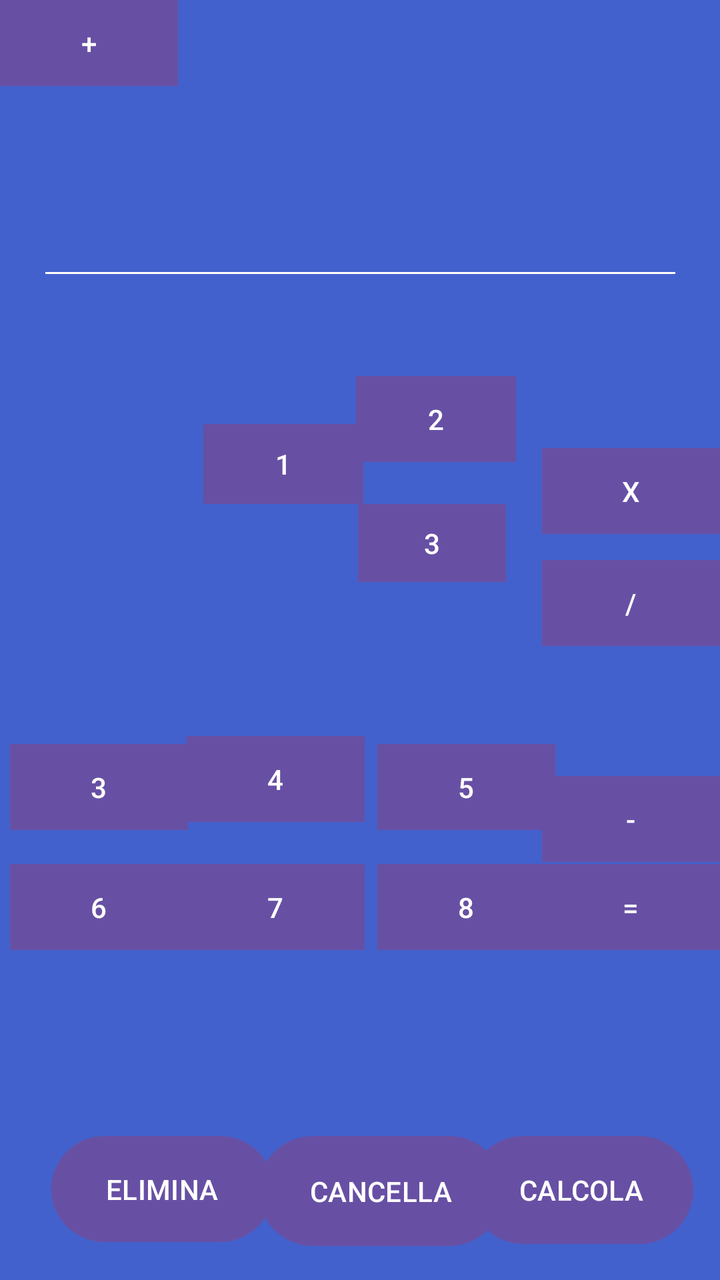
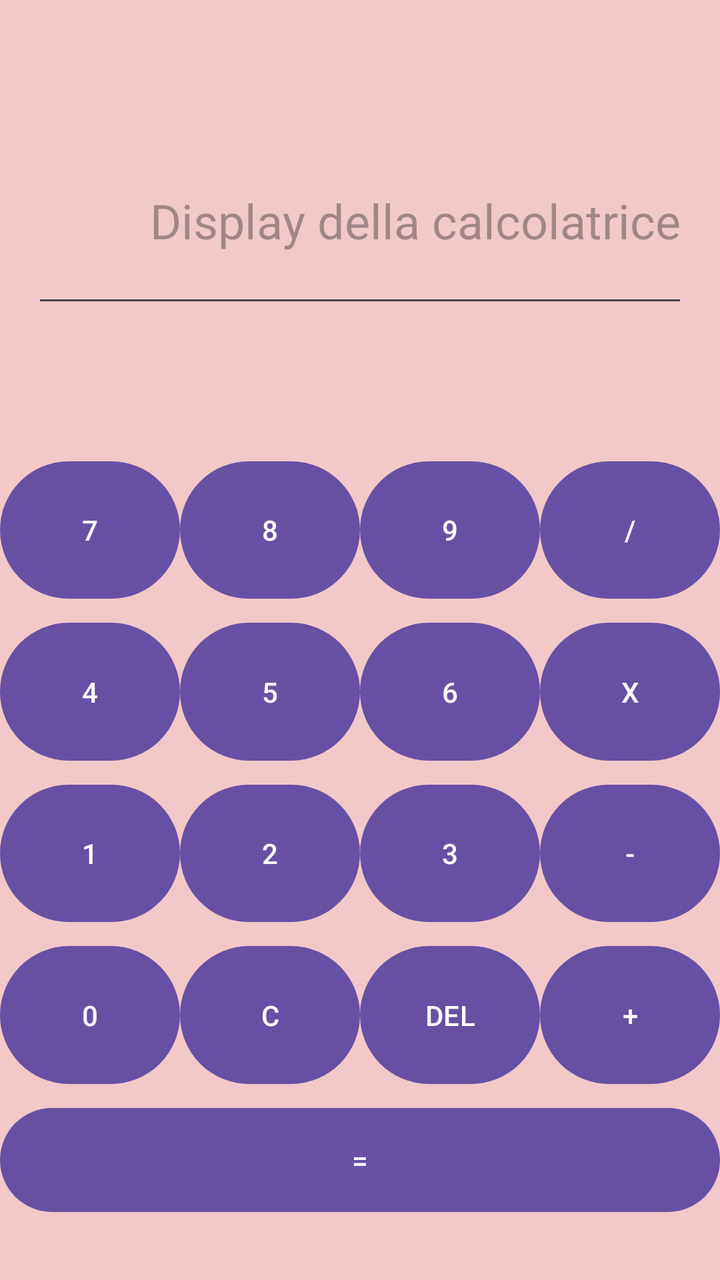

Before-and-after screenshots of an Android layout around one commit, followed by the original layout XML and the change that was made.
<!-- AndroidManifest.xml: application theme Theme.Calcolatrice -->
<!-- res/layout/activity_main.xml -->
<?xml version="1.0" encoding="utf-8"?>
<androidx.constraintlayout.widget.ConstraintLayout xmlns:android="http://schemas.android.com/apk/res/android"
    xmlns:app="http://schemas.android.com/apk/res-auto"
    xmlns:tools="http://schemas.android.com/tools"
    android:id="@+id/main"
    android:layout_width="match_parent"
    android:layout_height="match_parent"
    android:background="#4361CC"
    tools:context=".MainActivity">

    <Button
        android:id="@+id/button24"
        android:layout_width="89dp"
        android:layout_height="43dp"
        android:layout_marginTop="432dp"
        android:background="#B66B6B"
        android:text="="
        app:layout_constraintEnd_toEndOf="parent"
        app:layout_constraintHorizontal_bias="1.0"
        app:layout_constraintStart_toStartOf="parent"
        app:layout_constraintTop_toTopOf="parent" />

    <Button
        android:id="@+id/button20"
        android:layout_width="89dp"
        android:layout_height="43dp"
        android:layout_marginTop="388dp"
        android:background="#B66B6B"
        android:text="-"
        app:layout_constraintEnd_toEndOf="parent"
        app:layout_constraintHorizontal_bias="1.0"
        app:layout_constraintStart_toStartOf="parent"
        app:layout_constraintTop_toTopOf="parent" />

    <Button
        android:id="@+id/button19"
        android:layout_width="80dp"
        android:layout_height="40dp"
        android:background="#B66B6B"
        android:text="0"
        tools:layout_editor_absoluteX="15dp"
        tools:layout_editor_absoluteY="202dp" />

    <Button
        android:id="@+id/button9"
        android:layout_width="71dp"
        android:layout_height="36dp"
        android:layout_marginStart="16dp"
        android:background="#B66B6B"
        android:text="9"
        app:layout_constraintStart_toStartOf="parent"
        tools:layout_editor_absoluteY="500dp" />

    <Button
        android:id="@+id/button6"
        android:layout_width="80dp"
        android:layout_height="40dp"
        android:layout_marginTop="212dp"
        android:background="#B66B6B"
        android:text="1"
        app:layout_constraintEnd_toEndOf="parent"
        app:layout_constraintHorizontal_bias="0.363"
        app:layout_constraintStart_toStartOf="parent"
        app:layout_constraintTop_toTopOf="parent" />

    <Button
        android:id="@+id/button21"
        android:layout_width="89dp"
        android:layout_height="43dp"
        android:layout_marginTop="432dp"
        android:background="#B66B6B"
        android:text="7"
        app:layout_constraintEnd_toEndOf="parent"
        app:layout_constraintHorizontal_bias="0.344"
        app:layout_constraintStart_toStartOf="parent"
        app:layout_constraintTop_toTopOf="parent" />

    <Button
        android:id="@+id/button16"
        android:layout_width="80dp"
        android:layout_height="43dp"
        android:layout_marginTop="188dp"
        android:background="#B66B6B"
        android:text="2"
        app:layout_constraintEnd_toEndOf="parent"
        app:layout_constraintHorizontal_bias="0.636"
        app:layout_constraintStart_toStartOf="parent"
        app:layout_constraintTop_toTopOf="parent" />

    <Button
        android:id="@+id/button7"
        android:layout_width="89dp"
        android:layout_height="43dp"
        android:layout_marginTop="372dp"
        android:background="#B66B6B"
        android:text="3"
        app:layout_constraintEnd_toEndOf="parent"
        app:layout_constraintHorizontal_bias="0.018"
        app:layout_constraintStart_toStartOf="parent"
        app:layout_constraintTop_toTopOf="parent" />

    <Button
        android:id="@+id/button23"
        android:layout_width="89dp"
        android:layout_height="43dp"
        android:layout_marginTop="372dp"
        android:background="#B66B6B"
        android:text="5"
        app:layout_constraintEnd_toEndOf="parent"
        app:layout_constraintHorizontal_bias="0.696"
        app:layout_constraintStart_toStartOf="parent"
        app:layout_constraintTop_toTopOf="parent" />

    <Button
        android:id="@+id/button14"
        android:layout_width="89dp"
        android:layout_height="43dp"
        android:layout_marginTop="368dp"
        android:background="#B66B6B"
        android:text="4"
        app:layout_constraintEnd_toEndOf="parent"
        app:layout_constraintHorizontal_bias="0.344"
        app:layout_constraintStart_toStartOf="parent"
        app:layout_constraintTop_toTopOf="parent" />

    <Button
        android:id="@+id/button22"
        android:layout_width="74dp"
        android:layout_height="39dp"
        android:layout_marginTop="252dp"
        android:background="#B66B6B"
        android:text="3"
        app:layout_constraintEnd_toEndOf="parent"
        app:layout_constraintHorizontal_bias="0.626"
        app:layout_constraintStart_toStartOf="parent"
        app:layout_constraintTop_toTopOf="parent" />

    <Button
        android:id="@+id/button15"
        android:layout_width="89dp"
        android:layout_height="43dp"
        android:layout_marginTop="432dp"
        android:background="#B66B6B"
        android:text="8"
        app:layout_constraintEnd_toEndOf="parent"
        app:layout_constraintHorizontal_bias="0.696"
        app:layout_constraintStart_toStartOf="parent"
        app:layout_constraintTop_toTopOf="parent" />

    <Button
        android:id="@+id/button8"
        android:layout_width="89dp"
        android:layout_height="43dp"
        android:layout_marginTop="432dp"
        android:background="#B66B6B"
        android:text="6"
        app:layout_constraintEnd_toEndOf="parent"
        app:layout_constraintHorizontal_bias="0.018"
        app:layout_constraintStart_toStartOf="parent"
        app:layout_constraintTop_toTopOf="parent" />

    <Button
        android:id="@+id/button13"
        android:layout_width="89dp"
        android:layout_height="43dp"
        android:background="#B66B6B"
        android:text="+"
        tools:layout_editor_absoluteX="316dp"
        tools:layout_editor_absoluteY="324dp" />

    <Button
        android:id="@+id/button27"
        android:layout_width="89dp"
        android:layout_height="43dp"
        android:layout_marginTop="224dp"
        android:background="#B66B6B"
        android:text="X"
        app:layout_constraintEnd_toEndOf="parent"
        app:layout_constraintHorizontal_bias="1.0"
        app:layout_constraintStart_toStartOf="parent"
        app:layout_constraintTop_toTopOf="parent" />

    <Button
        android:id="@+id/button26"
        android:layout_width="89dp"
        android:layout_height="43dp"
        android:layout_marginTop="280dp"
        android:background="#B66B6B"
        android:text="/"
        app:layout_constraintEnd_toEndOf="parent"
        app:layout_constraintHorizontal_bias="1.0"
        app:layout_constraintStart_toStartOf="parent"
        app:layout_constraintTop_toTopOf="parent" />

    <Button
        android:id="@+id/button17"
        android:layout_width="112dp"
        android:layout_height="62dp"
        android:layout_marginTop="564dp"
        android:text="CALCOLA"
        app:layout_constraintEnd_toEndOf="parent"
        app:layout_constraintHorizontal_bias="0.946"
        app:layout_constraintStart_toStartOf="parent"
        app:layout_constraintTop_toTopOf="parent" />

    <Button
        android:id="@+id/button2"
        android:layout_width="111dp"
        android:layout_height="61dp"
        android:layout_marginTop="564dp"
        android:text="ELIMINA"
        app:layout_constraintEnd_toEndOf="parent"
        app:layout_constraintHorizontal_bias="0.103"
        app:layout_constraintStart_toStartOf="parent"
        app:layout_constraintTop_toTopOf="parent" />

    <Button
        android:id="@+id/button18"
        android:layout_width="123dp"
        android:layout_height="63dp"
        android:layout_marginTop="564dp"
        android:text="CANCELLA"
        app:layout_constraintEnd_toEndOf="parent"
        app:layout_constraintHorizontal_bias="0.545"
        app:layout_constraintStart_toStartOf="parent"
        app:layout_constraintTop_toTopOf="parent" />

    <androidx.constraintlayout.widget.Guideline
        android:id="@+id/guideline"
        android:layout_width="wrap_content"
        android:layout_height="wrap_content"
        android:orientation="vertical"
        app:layout_constraintGuide_begin="16dp" />

    <EditText
        android:id="@+id/editTextNumber"
        android:layout_width="323dp"
        android:layout_height="93dp"
        android:layout_marginTop="52dp"
        android:backgroundTint="#FFF9F9"
        android:ems="10"
        android:inputType="number"
        app:layout_constraintEnd_toEndOf="parent"
        app:layout_constraintStart_toStartOf="parent"
        app:layout_constraintTop_toTopOf="parent" />

</androidx.constraintlayout.widget.ConstraintLayout>
<!-- resources referenced by this layout -->
<resources>
  <style name="Theme.Calcolatrice" parent="Base.Theme.Calcolatrice" />
  <style name="Base.Theme.Calcolatrice" parent="Theme.Material3.DayNight.NoActionBar">
          
          
      </style>
</resources>

<!-- the commit's change to res/layout/activity_main.xml (unified diff, before → after) -->
@@ -1,247 +1,211 @@
 <?xml version="1.0" encoding="utf-8"?>
 <androidx.constraintlayout.widget.ConstraintLayout xmlns:android="http://schemas.android.com/apk/res/android"
     xmlns:app="http://schemas.android.com/apk/res-auto"
-    xmlns:tools="http://schemas.android.com/tools"
     android:id="@+id/main"
     android:layout_width="match_parent"
     android:layout_height="match_parent"
-    android:background="#4361CC"
-    tools:context=".MainActivity">
-
-    <Button
-        android:id="@+id/button24"
-        android:layout_width="89dp"
-        android:layout_height="43dp"
-        android:layout_marginTop="432dp"
-        android:background="#B66B6B"
+    android:background="#F2C8C8">
+
+    <EditText
+        android:id="@+id/etDisplay"
+        android:layout_width="0dp"
+        android:layout_height="100dp"
+        android:layout_margin="16dp"
+        android:gravity="end|center_vertical"
+        android:hint="Display della calcolatrice"
+        android:inputType="numberDecimal"
+        android:textSize="24sp"
+        app:layout_constraintBottom_toBottomOf="parent"
+        app:layout_constraintEnd_toEndOf="parent"
+        app:layout_constraintHorizontal_bias="1.0"
+        app:layout_constraintStart_toStartOf="parent"
+        app:layout_constraintTop_toTopOf="parent"
+        app:layout_constraintVertical_bias="0.084" />
+
+    <Button
+        android:id="@+id/btnEquals"
+        android:layout_width="0dp"
+        android:layout_height="60dp"
+        android:layout_marginTop="4dp"
         android:text="="
         app:layout_constraintEnd_toEndOf="parent"
-        app:layout_constraintHorizontal_bias="1.0"
-        app:layout_constraintStart_toStartOf="parent"
-        app:layout_constraintTop_toTopOf="parent" />
-
-    <Button
-        android:id="@+id/button20"
-        android:layout_width="89dp"
-        android:layout_height="43dp"
-        android:layout_marginTop="388dp"
-        android:background="#B66B6B"
+        app:layout_constraintHorizontal_bias="0.0"
+        app:layout_constraintStart_toStartOf="parent"
+        app:layout_constraintTop_toBottomOf="@id/btn0" />
+
+    <Button
+        android:id="@+id/btnMultiply"
+        android:layout_width="0dp"
+        android:layout_height="0dp"
+        android:layout_marginTop="4dp"
+        android:text="X"
+        app:layout_constraintEnd_toEndOf="parent"
+        app:layout_constraintHeight_percent="0.12"
+        app:layout_constraintStart_toEndOf="@id/btn6"
+        app:layout_constraintTop_toBottomOf="@id/btnDivide" />
+
+    <Button
+        android:id="@+id/btn7"
+        android:layout_width="0dp"
+        android:layout_height="0dp"
+        android:layout_marginTop="68dp"
+        android:text="7"
+        app:layout_constraintEnd_toStartOf="@id/btn8"
+        app:layout_constraintHeight_percent="0.12"
+        app:layout_constraintStart_toStartOf="parent"
+        app:layout_constraintTop_toBottomOf="@id/etDisplay" />
+
+    <Button
+        android:id="@+id/btn3"
+        android:layout_width="0dp"
+        android:layout_height="0dp"
+        android:layout_marginTop="4dp"
+        android:text="3"
+        app:layout_constraintEnd_toStartOf="@id/btnMinus"
+        app:layout_constraintHeight_percent="0.12"
+        app:layout_constraintStart_toEndOf="@id/btn2"
+        app:layout_constraintTop_toBottomOf="@id/btn6" />
+
+    <Button
+        android:id="@+id/btn6"
+        android:layout_width="0dp"
+        android:layout_height="0dp"
+        android:layout_marginTop="4dp"
+        android:text="6"
+        app:layout_constraintEnd_toStartOf="@id/btnMultiply"
+        app:layout_constraintHeight_percent="0.12"
+        app:layout_constraintStart_toEndOf="@id/btn5"
+        app:layout_constraintTop_toBottomOf="@id/btn9" />
+
+    <Button
+        android:id="@+id/btn4"
+        android:layout_width="0dp"
+        android:layout_height="0dp"
+        android:layout_marginTop="4dp"
+        android:text="4"
+        app:layout_constraintEnd_toStartOf="@id/btn5"
+        app:layout_constraintHeight_percent="0.12"
+        app:layout_constraintStart_toStartOf="parent"
+        app:layout_constraintTop_toBottomOf="@id/btn7" />
+
+    <Button
+        android:id="@+id/btn9"
+        android:layout_width="0dp"
+        android:layout_height="0dp"
+        android:layout_marginTop="68dp"
+        android:text="9"
+        app:layout_constraintEnd_toStartOf="@id/btnDivide"
+        app:layout_constraintHeight_percent="0.12"
+        app:layout_constraintStart_toEndOf="@id/btn8"
+        app:layout_constraintTop_toBottomOf="@id/etDisplay" />
+
+    <Button
+        android:id="@+id/btnPlus"
+        android:layout_width="0dp"
+        android:layout_height="0dp"
+        android:text="+"
+        app:layout_constraintBottom_toBottomOf="@id/btn0"
+        app:layout_constraintEnd_toEndOf="parent"
+        app:layout_constraintStart_toEndOf="@id/btnDelete"
+        app:layout_constraintTop_toTopOf="@id/btn0"
+        app:layout_constraintVertical_bias="0.0" />
+
+    <Button
+        android:id="@+id/btn8"
+        android:layout_width="0dp"
+        android:layout_height="0dp"
+        android:layout_marginTop="68dp"
+        android:text="8"
+        app:layout_constraintEnd_toStartOf="@id/btn9"
+        app:layout_constraintHeight_percent="0.12"
+        app:layout_constraintStart_toEndOf="@id/btn7"
+        app:layout_constraintTop_toBottomOf="@id/etDisplay" />
+
+    <Button
+        android:id="@+id/btn0"
+        android:layout_width="0dp"
+        android:layout_height="0dp"
+        android:layout_marginTop="4dp"
+        android:text="0"
+        app:layout_constraintEnd_toStartOf="@id/btnClear"
+        app:layout_constraintHeight_percent="0.12"
+        app:layout_constraintStart_toStartOf="parent"
+        app:layout_constraintTop_toBottomOf="@id/btn1" />
+
+    <Button
+        android:id="@+id/btn2"
+        android:layout_width="0dp"
+        android:layout_height="0dp"
+        android:layout_marginTop="4dp"
+        android:text="2"
+        app:layout_constraintEnd_toStartOf="@id/btn3"
+        app:layout_constraintHeight_percent="0.12"
+        app:layout_constraintStart_toEndOf="@id/btn1"
+        app:layout_constraintTop_toBottomOf="@id/btn5" />
+
+    <Button
+        android:id="@+id/btn5"
+        android:layout_width="0dp"
+        android:layout_height="0dp"
+        android:layout_marginTop="4dp"
+        android:text="5"
+        app:layout_constraintEnd_toStartOf="@id/btn6"
+        app:layout_constraintHeight_percent="0.12"
+        app:layout_constraintStart_toEndOf="@id/btn4"
+        app:layout_constraintTop_toBottomOf="@id/btn8" />
+
+    <Button
+        android:id="@+id/btnDivide"
+        android:layout_width="0dp"
+        android:layout_height="0dp"
+        android:layout_marginTop="68dp"
+        android:text="/"
+        app:layout_constraintEnd_toEndOf="parent"
+        app:layout_constraintHeight_percent="0.12"
+        app:layout_constraintStart_toEndOf="@id/btn9"
+        app:layout_constraintTop_toBottomOf="@id/etDisplay" />
+
+    <Button
+        android:id="@+id/btnClear"
+        android:layout_width="0dp"
+        android:layout_height="0dp"
+        android:text="C"
+        app:layout_constraintBottom_toBottomOf="@id/btn0"
+        app:layout_constraintEnd_toStartOf="@id/btnDelete"
+        app:layout_constraintStart_toEndOf="@id/btn0"
+        app:layout_constraintTop_toTopOf="@id/btn0"
+        app:layout_constraintVertical_bias="0.0" />
+
+    <Button
+        android:id="@+id/btn1"
+        android:layout_width="0dp"
+        android:layout_height="0dp"
+        android:layout_marginTop="4dp"
+        android:text="1"
+        app:layout_constraintEnd_toStartOf="@id/btn2"
+        app:layout_constraintHeight_percent="0.12"
+        app:layout_constraintStart_toStartOf="parent"
+        app:layout_constraintTop_toBottomOf="@id/btn4" />
+
+    <Button
+        android:id="@+id/btnDelete"
+        android:layout_width="0dp"
+        android:layout_height="0dp"
+        android:text="DEL"
+        app:layout_constraintBottom_toBottomOf="@id/btn0"
+        app:layout_constraintEnd_toStartOf="@id/btnPlus"
+        app:layout_constraintStart_toEndOf="@id/btnClear"
+        app:layout_constraintTop_toTopOf="@id/btn0"
+        app:layout_constraintVertical_bias="0.0" />
+
+    <Button
+        android:id="@+id/btnMinus"
+        android:layout_width="0dp"
+        android:layout_height="0dp"
+        android:layout_marginTop="4dp"
         android:text="-"
         app:layout_constraintEnd_toEndOf="parent"
-        app:layout_constraintHorizontal_bias="1.0"
-        app:layout_constraintStart_toStartOf="parent"
-        app:layout_constraintTop_toTopOf="parent" />
-
-    <Button
-        android:id="@+id/button19"
-        android:layout_width="80dp"
-        android:layout_height="40dp"
-        android:background="#B66B6B"
-        android:text="0"
-        tools:layout_editor_absoluteX="15dp"
-        tools:layout_editor_absoluteY="202dp" />
-
-    <Button
-        android:id="@+id/button9"
-        android:layout_width="71dp"
-        android:layout_height="36dp"
-        android:layout_marginStart="16dp"
-        android:background="#B66B6B"
-        android:text="9"
-        app:layout_constraintStart_toStartOf="parent"
-        tools:layout_editor_absoluteY="500dp" />
-
-    <Button
-        android:id="@+id/button6"
-        android:layout_width="80dp"
-        android:layout_height="40dp"
-        android:layout_marginTop="212dp"
-        android:background="#B66B6B"
-        android:text="1"
-        app:layout_constraintEnd_toEndOf="parent"
-        app:layout_constraintHorizontal_bias="0.363"
-        app:layout_constraintStart_toStartOf="parent"
-        app:layout_constraintTop_toTopOf="parent" />
-
-    <Button
-        android:id="@+id/button21"
-        android:layout_width="89dp"
-        android:layout_height="43dp"
-        android:layout_marginTop="432dp"
-        android:background="#B66B6B"
-        android:text="7"
-        app:layout_constraintEnd_toEndOf="parent"
-        app:layout_constraintHorizontal_bias="0.344"
-        app:layout_constraintStart_toStartOf="parent"
-        app:layout_constraintTop_toTopOf="parent" />
-
-    <Button
-        android:id="@+id/button16"
-        android:layout_width="80dp"
-        android:layout_height="43dp"
-        android:layout_marginTop="188dp"
-        android:background="#B66B6B"
-        android:text="2"
-        app:layout_constraintEnd_toEndOf="parent"
-        app:layout_constraintHorizontal_bias="0.636"
-        app:layout_constraintStart_toStartOf="parent"
-        app:layout_constraintTop_toTopOf="parent" />
-
-    <Button
-        android:id="@+id/button7"
-        android:layout_width="89dp"
-        android:layout_height="43dp"
-        android:layout_marginTop="372dp"
-        android:background="#B66B6B"
-        android:text="3"
-        app:layout_constraintEnd_toEndOf="parent"
-        app:layout_constraintHorizontal_bias="0.018"
-        app:layout_constraintStart_toStartOf="parent"
-        app:layout_constraintTop_toTopOf="parent" />
-
-    <Button
-        android:id="@+id/button23"
-        android:layout_width="89dp"
-        android:layout_height="43dp"
-        android:layout_marginTop="372dp"
-        android:background="#B66B6B"
-        android:text="5"
-        app:layout_constraintEnd_toEndOf="parent"
-        app:layout_constraintHorizontal_bias="0.696"
-        app:layout_constraintStart_toStartOf="parent"
-        app:layout_constraintTop_toTopOf="parent" />
-
-    <Button
-        android:id="@+id/button14"
-        android:layout_width="89dp"
-        android:layout_height="43dp"
-        android:layout_marginTop="368dp"
-        android:background="#B66B6B"
-        android:text="4"
-        app:layout_constraintEnd_toEndOf="parent"
-        app:layout_constraintHorizontal_bias="0.344"
-        app:layout_constraintStart_toStartOf="parent"
-        app:layout_constraintTop_toTopOf="parent" />
-
-    <Button
-        android:id="@+id/button22"
-        android:layout_width="74dp"
-        android:layout_height="39dp"
-        android:layout_marginTop="252dp"
-        android:background="#B66B6B"
-        android:text="3"
-        app:layout_constraintEnd_toEndOf="parent"
-        app:layout_constraintHorizontal_bias="0.626"
-        app:layout_constraintStart_toStartOf="parent"
-        app:layout_constraintTop_toTopOf="parent" />
-
-    <Button
-        android:id="@+id/button15"
-        android:layout_width="89dp"
-        android:layout_height="43dp"
-        android:layout_marginTop="432dp"
-        android:background="#B66B6B"
-        android:text="8"
-        app:layout_constraintEnd_toEndOf="parent"
-        app:layout_constraintHorizontal_bias="0.696"
-        app:layout_constraintStart_toStartOf="parent"
-        app:layout_constraintTop_toTopOf="parent" />
-
-    <Button
-        android:id="@+id/button8"
-        android:layout_width="89dp"
-        android:layout_height="43dp"
-        android:layout_marginTop="432dp"
-        android:background="#B66B6B"
-        android:text="6"
-        app:layout_constraintEnd_toEndOf="parent"
-        app:layout_constraintHorizontal_bias="0.018"
-        app:layout_constraintStart_toStartOf="parent"
-        app:layout_constraintTop_toTopOf="parent" />
-
-    <Button
-        android:id="@+id/button13"
-        android:layout_width="89dp"
-        android:layout_height="43dp"
-        android:background="#B66B6B"
-        android:text="+"
-        tools:layout_editor_absoluteX="316dp"
-        tools:layout_editor_absoluteY="324dp" />
-
-    <Button
-        android:id="@+id/button27"
-        android:layout_width="89dp"
-        android:layout_height="43dp"
-        android:layout_marginTop="224dp"
-        android:background="#B66B6B"
-        android:text="X"
-        app:layout_constraintEnd_toEndOf="parent"
-        app:layout_constraintHorizontal_bias="1.0"
-        app:layout_constraintStart_toStartOf="parent"
-        app:layout_constraintTop_toTopOf="parent" />
-
-    <Button
-        android:id="@+id/button26"
-        android:layout_width="89dp"
-        android:layout_height="43dp"
-        android:layout_marginTop="280dp"
-        android:background="#B66B6B"
-        android:text="/"
-        app:layout_constraintEnd_toEndOf="parent"
-        app:layout_constraintHorizontal_bias="1.0"
-        app:layout_constraintStart_toStartOf="parent"
-        app:layout_constraintTop_toTopOf="parent" />
-
-    <Button
-        android:id="@+id/button17"
-        android:layout_width="112dp"
-        android:layout_height="62dp"
-        android:layout_marginTop="564dp"
-        android:text="CALCOLA"
-        app:layout_constraintEnd_toEndOf="parent"
-        app:layout_constraintHorizontal_bias="0.946"
-        app:layout_constraintStart_toStartOf="parent"
-        app:layout_constraintTop_toTopOf="parent" />
-
-    <Button
-        android:id="@+id/button2"
-        android:layout_width="111dp"
-        android:layout_height="61dp"
-        android:layout_marginTop="564dp"
-        android:text="ELIMINA"
-        app:layout_constraintEnd_toEndOf="parent"
-        app:layout_constraintHorizontal_bias="0.103"
-        app:layout_constraintStart_toStartOf="parent"
-        app:layout_constraintTop_toTopOf="parent" />
-
-    <Button
-        android:id="@+id/button18"
-        android:layout_width="123dp"
-        android:layout_height="63dp"
-        android:layout_marginTop="564dp"
-        android:text="CANCELLA"
-        app:layout_constraintEnd_toEndOf="parent"
-        app:layout_constraintHorizontal_bias="0.545"
-        app:layout_constraintStart_toStartOf="parent"
-        app:layout_constraintTop_toTopOf="parent" />
-
-    <androidx.constraintlayout.widget.Guideline
-        android:id="@+id/guideline"
-        android:layout_width="wrap_content"
-        android:layout_height="wrap_content"
-        android:orientation="vertical"
-        app:layout_constraintGuide_begin="16dp" />
-
-    <EditText
-        android:id="@+id/editTextNumber"
-        android:layout_width="323dp"
-        android:layout_height="93dp"
-        android:layout_marginTop="52dp"
-        android:backgroundTint="#FFF9F9"
-        android:ems="10"
-        android:inputType="number"
-        app:layout_constraintEnd_toEndOf="parent"
-        app:layout_constraintStart_toStartOf="parent"
-        app:layout_constraintTop_toTopOf="parent" />
-
+        app:layout_constraintHeight_percent="0.12"
+        app:layout_constraintStart_toEndOf="@id/btn3"
+        app:layout_constraintTop_toBottomOf="@id/btnMultiply" />
 </androidx.constraintlayout.widget.ConstraintLayout>
